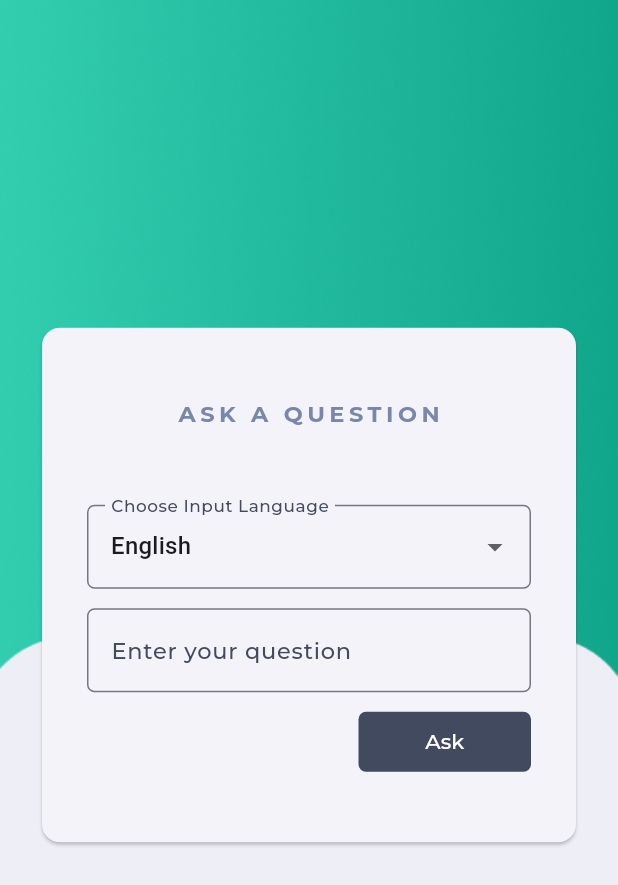
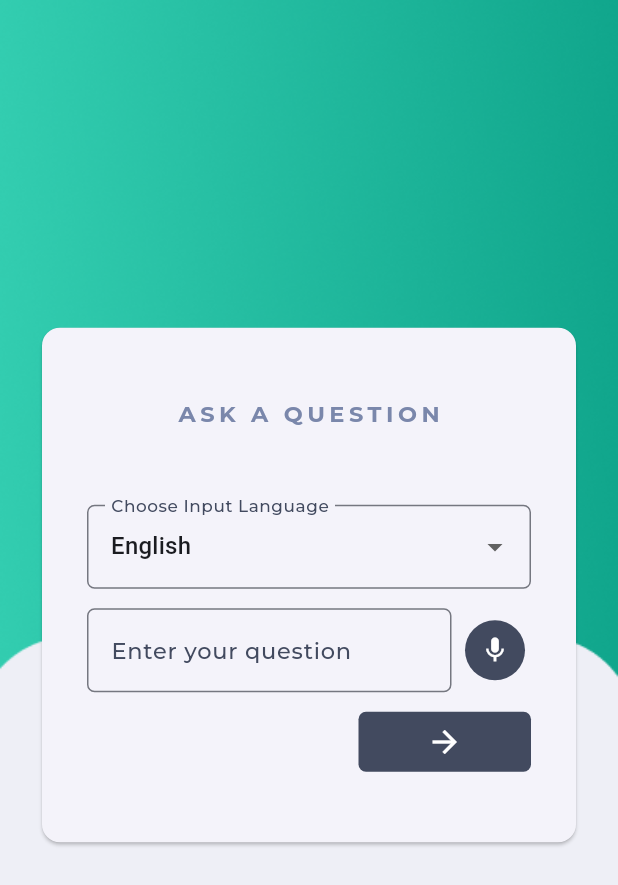
Before and after one commit to bhaskar-ruthvik/policies-flutter-app, a Flutter app: the screen it shows after launch, on a phone screen of 412 x 824 dp. Shown: the top 885 px of the screen. Run offline on Flutter 3.47's test engine with Material 3 defaults, Android fonts, the phone set to English and light mode, and no system bars; our stand-ins replace google_fonts.

Commit message:
Added voice ip button

```diff
--- a/lib/widgets/input_form.dart
+++ b/lib/widgets/input_form.dart
@@ -7,7 +7,7 @@ import 'package:policies_app/screens/answer_screen.dart';
 import 'package:http/http.dart' as http;
 import 'package:policies_app/utils.dart';
 
-const List<String> list = <String>['English', 'Hindi', 'Telugu', 'Tamil'];
+const List<String> list = <String>['English', 'Hindi', 'Telugu'];
 
 class InputForm extends StatefulWidget {
   const InputForm({super.key});
@@ -74,7 +74,10 @@ class _InputFormState extends State<InputForm> {
                     }).toList(),
                   ),
                   const SizedBox(height: 13),
-                  TextField(
+                  Row(
+                    children: [
+                      Expanded(
+                        child: TextField(
                           onSubmitted: (value) {
                             //in attempt to make enter button on simulator work
                             setState(() {
@@ -92,6 +95,21 @@ class _InputFormState extends State<InputForm> {
                               label: Text("Enter your question",
                                   style: ThemeText.bodyText)),
                         ),
+                      ),
+                      const SizedBox(width: 5),
+                      IconButton(
+                          iconSize: 20,
+                          style: ButtonStyle(
+                              shape: MaterialStateProperty.all<
+                                      RoundedRectangleBorder>(
+                                  RoundedRectangleBorder(
+                                      borderRadius: BorderRadius.circular(30))),
+                              backgroundColor: MaterialStateProperty.all(
+                                  ThemeColours.primaryColor)),
+                          icon: const Icon(Icons.mic, color: Colors.white),
+                          onPressed: () {})
+                    ],
+                  ),
                   const SizedBox(height: 13),
                   Row(
                     mainAxisAlignment: MainAxisAlignment.end,
@@ -107,7 +125,7 @@ class _InputFormState extends State<InputForm> {
                               _loading = true;
                             });
                           },
-                          child: TextButton(
+                          child: IconButton(
                             style: ButtonStyle(
                                 shape: MaterialStateProperty.all<
                                         RoundedRectangleBorder>(
@@ -116,12 +134,10 @@ class _InputFormState extends State<InputForm> {
                                             BorderRadius.circular(5))),
                                 backgroundColor: MaterialStateProperty.all(
                                     ThemeColours.primaryColor)),
-                            child: !_loading
-                                ? Text("Ask",
-                                    style: GoogleFonts.montserrat(
-                                        textStyle: const TextStyle(
-                                            color: Colors.white)))
-                                : CircularProgressIndicator(//change theme
+                            icon: !_loading
+                                ? const Icon(Icons.arrow_forward_outlined,
+                                    color: Colors.white)
+                                : const CircularProgressIndicator(//change theme
                                     ),
                             onPressed: () async {
                               setState(() {
```
Lines whose indentation alone changed are shown as unchanged.
